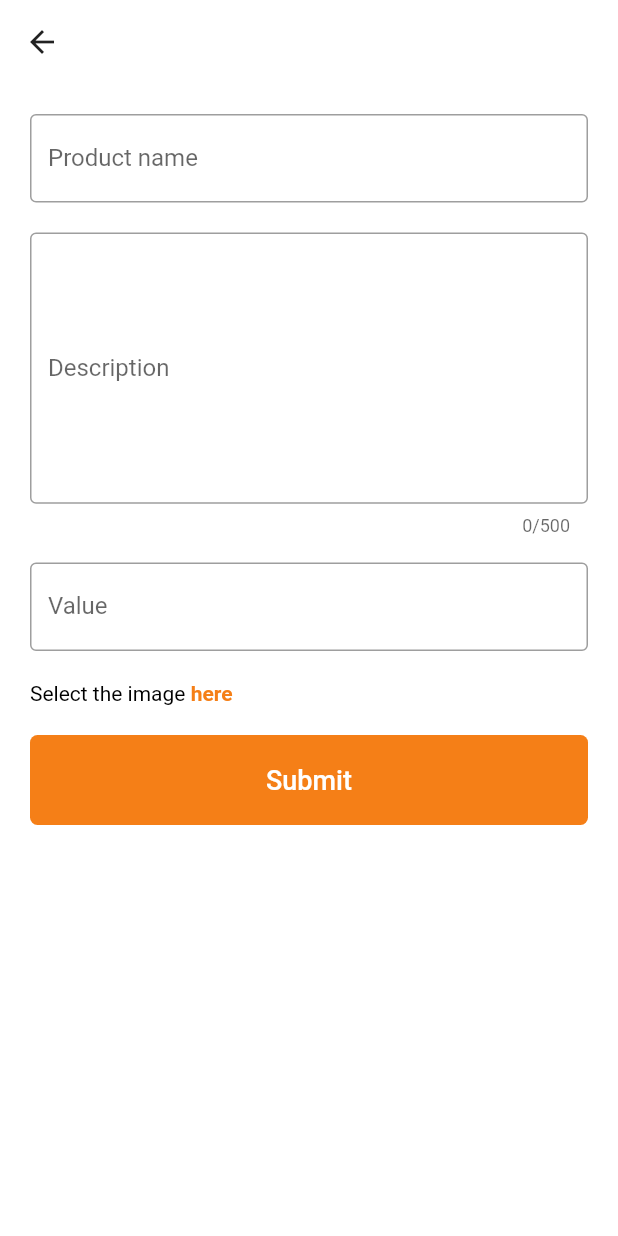
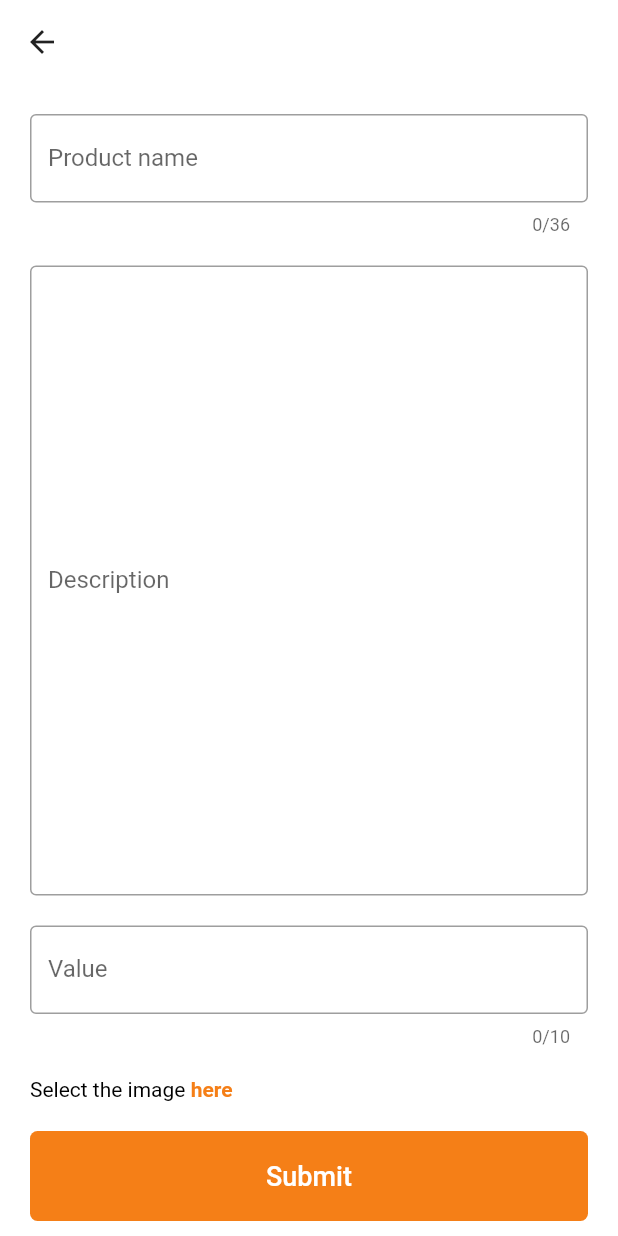
Before and after one commit to OdilonDamasceno/pay-with-bitcoin, a Flutter app: the AddItem screen opened directly, on a phone screen of 412 x 824 dp. Run offline on Flutter 3.47's test engine with Material 2 defaults, Android fonts, the phone set to English and light mode, and no system bars; our stand-ins replace image_picker, sqflite; accounts and stored records are empty.

```diff
--- a/lib/databases/db_database.dart
+++ b/lib/databases/db_database.dart
@@ -42,7 +42,7 @@ class DB {
         'CREATE TABLE $userTable($colId INTEGER PRIMARY KEY,"$colAddress" TEXT)');
     await db.execute(
         'CREATE TABLE $productTable($colId INTEGER PRIMARY KEY, "$productName" TEXT,'
-        ' "$productDescription" TEXT, "$productImage" TEXT, "$productValue" REAL)');
+        ' "$productDescription" TEXT, "$productImage" TEXT, "$productValue" TEXT)');
   }
 
   Future<int> insertUser(User user) async {
--- a/lib/main.dart
+++ b/lib/main.dart
@@ -34,6 +34,9 @@ class _PWBState extends State<PWB> {
               : LoginPage();
         },
       ),
+      routes: {
+        '/home': (context) => HomePage(),
+      },
     );
   }
 }
--- a/lib/pages/add_item_page.dart
+++ b/lib/pages/add_item_page.dart
@@ -78,7 +78,7 @@ class _AddItemState extends State<AddItem> {
         elevation: 0,
         leading: FlatButton(
             onPressed: () {
-              Navigator.of(context).popAndPushNamed('/');
+              Navigator.of(context).popAndPushNamed('/home');
             },
             child: Icon(Icons.arrow_back)),
       ),
@@ -89,6 +89,7 @@ class _AddItemState extends State<AddItem> {
           padding: EdgeInsets.all(20),
           children: <Widget>[
             TextFormField(
+              maxLength: 36,
               controller: _nameController,
               validator: _validator,
               decoration: InputDecoration(
@@ -99,19 +100,13 @@ class _AddItemState extends State<AddItem> {
             SizedBox(
               height: 20,
             ),
-            Container(
-              height: 200,
-              child: TextFormField(
-                controller: _descriptionController,
-                validator: _validator,
-                expands: true,
-                maxLines: null,
-                maxLength: 500,
-                minLines: null,
-                decoration: InputDecoration(
-                  border: OutlineInputBorder(),
-                  labelText: 'Description',
-                ),
+            TextFormField(
+              controller: _descriptionController,
+              validator: _validator,
+              maxLines: 20,
+              decoration: InputDecoration(
+                border: OutlineInputBorder(),
+                labelText: 'Description',
               ),
             ),
             SizedBox(
@@ -125,6 +120,7 @@ class _AddItemState extends State<AddItem> {
                   return 'Invalid value';
                 }
               },
+              maxLength: 10,
               decoration: InputDecoration(
                 border: OutlineInputBorder(),
                 labelText: 'Value',
```
Also changed, not shown: lib/pages/home_page.dart (+7 -4 lines).
